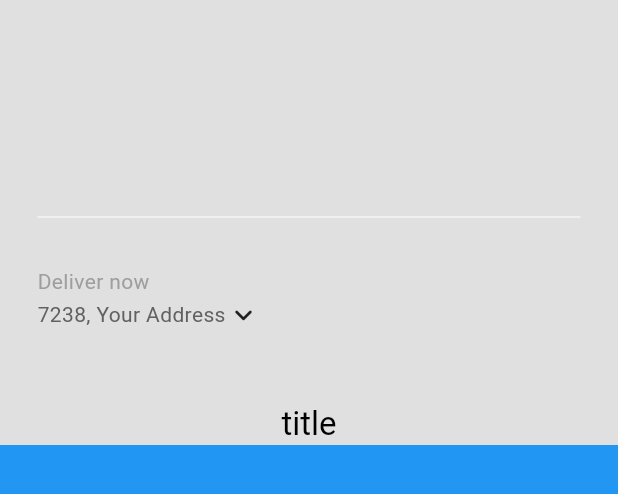
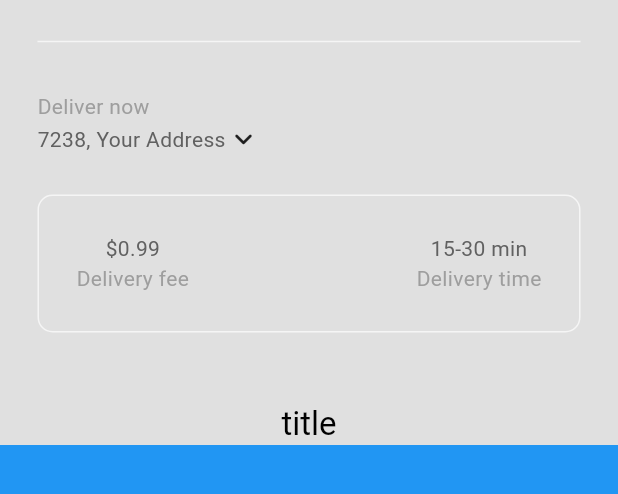
Before and after one commit to muhammed-suhaid/Dine_Direct, a Flutter app: the HomePage screen opened directly, on a phone screen of 412 x 824 dp, the part 65-559 px from its top. Run offline on Flutter 3.47's test engine with Material 3 defaults, Android fonts, the phone set to English and light mode, and no system bars; our stand-ins replace flutter_riverpod.

Commit message:
Created a description box whih have the delivery fee and time

```diff
--- /dev/null
+++ b/lib/components/my_description_box.dart
@@ -0,0 +1,58 @@
+import 'package:flutter/material.dart';
+
+class MyDescriptionBox extends StatelessWidget {
+  const MyDescriptionBox({super.key});
+
+  @override
+  Widget build(BuildContext context) {
+    //textStyle
+    var myPrimaryTextStyle = TextStyle(
+      color: Theme.of(context).colorScheme.inversePrimary,
+    );
+    var mySecondaryTextStyle = TextStyle(
+      color: Theme.of(context).colorScheme.primary,
+    );
+
+    return Container(
+      padding: const EdgeInsets.all(25),
+      margin: const EdgeInsets.only(left: 25, right: 25, bottom: 25),
+      decoration: BoxDecoration(
+        borderRadius: BorderRadius.circular(10),
+        border: Border.all(
+          color: Theme.of(context).colorScheme.secondary,
+        ),
+      ),
+      child: Row(
+        mainAxisAlignment: MainAxisAlignment.spaceBetween,
+        children: [
+          //delivery fee
+          Column(
+            children: [
+              Text(
+                '\$0.99',
+                style: myPrimaryTextStyle,
+              ),
+              Text(
+                'Delivery fee',
+                style: mySecondaryTextStyle,
+              ),
+            ],
+          ),
+          //delivery time
+          Column(
+            children: [
+              Text(
+                '15-30 min',
+                style: myPrimaryTextStyle,
+              ),
+              Text(
+                'Delivery time',
+                style: mySecondaryTextStyle,
+              ),
+            ],
+          ),
+        ],
+      ),
+    );
+  }
+}
--- a/lib/pages/home_page.dart
+++ b/lib/pages/home_page.dart
@@ -1,4 +1,5 @@
 import 'package:dine_direct/components/my_current_location.dart';
+import 'package:dine_direct/components/my_description_box.dart';
 import 'package:dine_direct/components/my_drawer.dart';
 import 'package:dine_direct/components/my_sliver_appbar.dart';
 import 'package:flutter/material.dart';
@@ -34,9 +35,10 @@ class _HomePageState extends State<HomePage> {
                   color: Theme.of(context).colorScheme.secondary,
                 ),
                 //my current location
-                MyCurrentLocation(),
+                const MyCurrentLocation(),
 
                 //description box
+                MyDescriptionBox()
               ],
             ),
           ),
```
